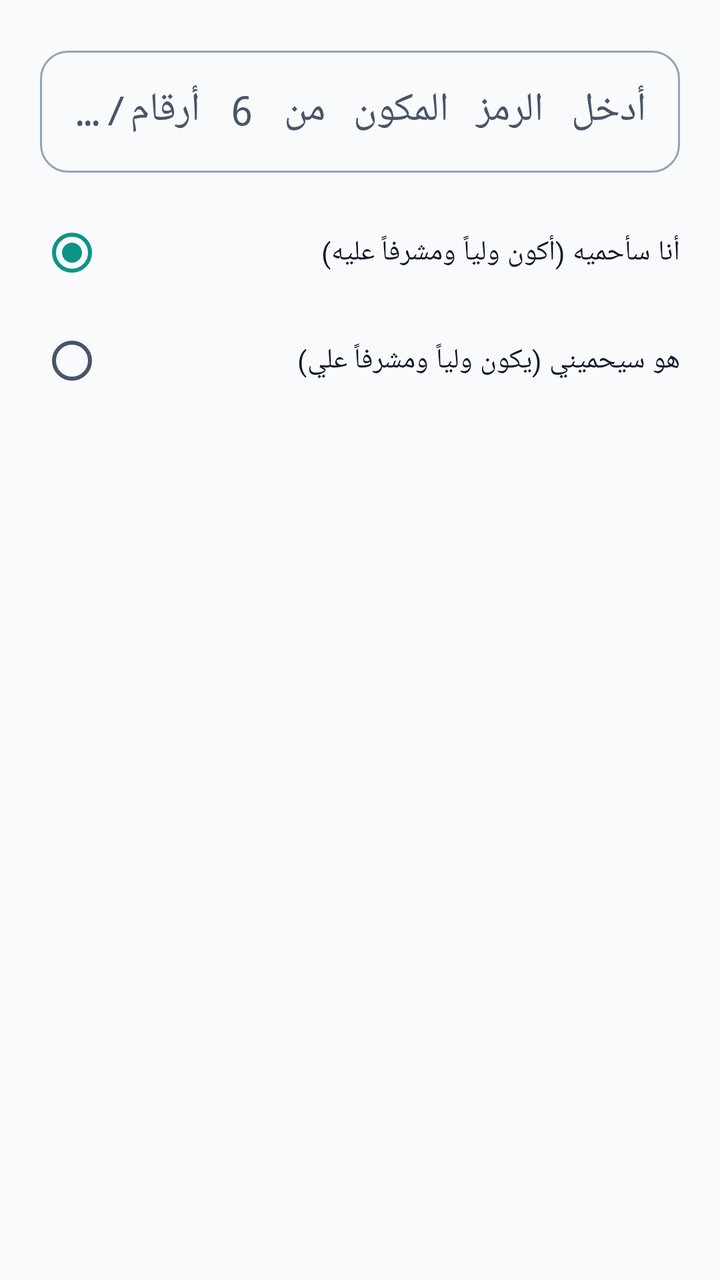
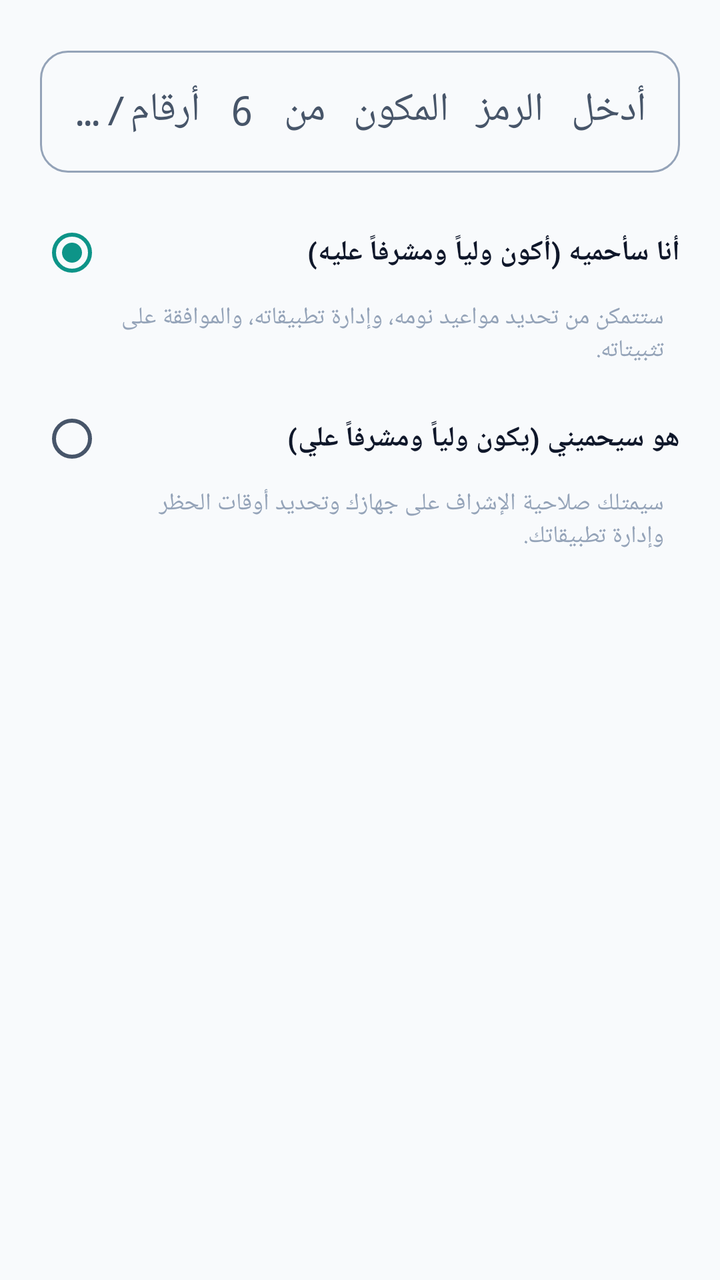

Compare the two renders of this Android layout. The source of the first and the diff that turns it into the second are given below.
<!-- AndroidManifest.xml: application theme Theme.Antiporn -->
<!-- res/layout/dialog_add_partner.xml -->
<?xml version="1.0" encoding="utf-8"?>
<LinearLayout xmlns:android="http://schemas.android.com/apk/res/android"
    xmlns:app="http://schemas.android.com/apk/res-auto"
    android:layout_width="match_parent"
    android:layout_height="wrap_content"
    android:orientation="vertical"
    android:padding="20dp">

    <com.google.android.material.textfield.TextInputLayout
        android:id="@+id/tilPartnerCode"
        style="@style/Widget.Material3.TextInputLayout.OutlinedBox"
        android:layout_width="match_parent"
        android:layout_height="wrap_content"
        android:hint="@string/dialog_add_partner_code_hint"
        app:boxCornerRadiusBottomEnd="14dp"
        app:boxCornerRadiusBottomStart="14dp"
        app:boxCornerRadiusTopEnd="14dp"
        app:boxCornerRadiusTopStart="14dp">

        <com.google.android.material.textfield.TextInputEditText
            android:id="@+id/etPartnerCode"
            android:layout_width="match_parent"
            android:layout_height="wrap_content"
            android:fontFamily="monospace"
            android:gravity="center"
            android:inputType="textCapCharacters"
            android:letterSpacing="0.1"
            android:maxLength="6"
            android:textSize="20sp" />
    </com.google.android.material.textfield.TextInputLayout>

    <RadioGroup
        android:id="@+id/rgPartnerRole"
        android:layout_width="match_parent"
        android:layout_height="wrap_content"
        android:layout_marginTop="16dp">

        <com.google.android.material.radiobutton.MaterialRadioButton
            android:id="@+id/rbAddAsWard"
            android:layout_width="match_parent"
            android:layout_height="wrap_content"
            android:checked="true"
            android:text="@string/dialog_add_as_ward"
            android:textColor="?attr/colorOnSurface"
            android:textSize="14sp" />

        <com.google.android.material.radiobutton.MaterialRadioButton
            android:id="@+id/rbAddAsGuardian"
            android:layout_width="match_parent"
            android:layout_height="wrap_content"
            android:layout_marginTop="6dp"
            android:text="@string/dialog_add_as_guardian"
            android:textColor="?attr/colorOnSurface"
            android:textSize="14sp" />
    </RadioGroup>

</LinearLayout>
<!-- resources referenced by this layout -->
<resources>
  <string name="dialog_add_as_guardian">هو سيحميني (يكون ولياً ومشرفاً علي)</string>
  <string name="dialog_add_as_ward">أنا سأحميه (أكون ولياً ومشرفاً عليه)</string>
  <string name="dialog_add_partner_code_hint">أدخل الرمز المكون من 6 أرقام/أحرف</string>
  <style name="Theme.Antiporn" parent="Theme.Material3.DayNight.NoActionBar">
          
          <item name="colorPrimary">@color/md_theme_light_primary</item>
          <item name="colorOnPrimary">@color/md_theme_light_onPrimary</item>
          <item name="colorPrimaryContainer">@color/md_theme_light_primaryContainer</item>
          <item name="colorOnPrimaryContainer">@color/md_theme_light_onPrimaryContainer</item>
  
          
          <item name="colorSecondary">@color/md_theme_light_secondary</item>
          <item name="colorOnSecondary">@color/md_theme_light_onSecondary</item>
          <item name="colorSecondaryContainer">@color/md_theme_light_secondaryContainer</item>
          <item name="colorOnSecondaryContainer">@color/md_theme_light_onSecondaryContainer</item>
  
          
          <item name="colorSurface">@color/md_theme_light_surface</item>
          <item name="colorOnSurface">@color/md_theme_light_onSurface</item>
          <item name="colorSurfaceVariant">@color/md_theme_light_surfaceVariant</item>
          <item name="colorOnSurfaceVariant">@color/md_theme_light_onSurfaceVariant</item>
          <item name="colorSurfaceContainer">@color/md_theme_light_surfaceContainer</item>
          <item name="colorSurfaceContainerHigh">@color/md_theme_light_surfaceContainerHigh</item>
          <item name="colorOutline">@color/md_theme_light_outline</item>
          <item name="colorOutlineVariant">@color/md_theme_light_outlineVariant</item>
  
          <item name="android:windowBackground">@color/md_theme_light_surface</item>
  
          
          <item name="materialAlertDialogTheme">@style/ThemeOverlay.Material3.MaterialAlertDialog</item>
  
          
          <item name="android:statusBarColor">@android:color/transparent</item>
          <item name="android:navigationBarColor">@android:color/transparent</item>
          <item name="android:windowLightStatusBar">true</item>
          <item name="android:windowLightNavigationBar" tools:targetApi="o_mr1">true</item>
      </style>
  <color name="md_theme_light_primary">#FF0D9488</color>
  <color name="md_theme_light_onPrimary">#FFFFFFFF</color>
  <color name="md_theme_light_primaryContainer">#FFCCFBF1</color>
  <color name="md_theme_light_onPrimaryContainer">#FF115E59</color>
  <color name="md_theme_light_secondary">#FF0284C7</color>
  <color name="md_theme_light_onSecondary">#FFFFFFFF</color>
  <color name="md_theme_light_secondaryContainer">#FFE0F2FE</color>
  <color name="md_theme_light_onSecondaryContainer">#FF0369A1</color>
  <color name="md_theme_light_surface">#FFF8FAFC</color>
  <color name="md_theme_light_onSurface">#FF0F172A</color>
  <color name="md_theme_light_surfaceVariant">#FFE2E8F0</color>
  <color name="md_theme_light_onSurfaceVariant">#FF475569</color>
  <color name="md_theme_light_surfaceContainer">#FFF1F5F9</color>
  <color name="md_theme_light_surfaceContainerHigh">#FFE2E8F0</color>
  <color name="md_theme_light_outline">#FF94A3B8</color>
  <color name="md_theme_light_outlineVariant">#FFE2E8F0</color>
</resources>

<!-- the commit's change to res/layout/dialog_add_partner.xml (unified diff, before → after) -->
@@ -42,16 +42,39 @@
             android:checked="true"
             android:text="@string/dialog_add_as_ward"
             android:textColor="?attr/colorOnSurface"
-            android:textSize="14sp" />
+            android:textSize="14sp"
+            android:textStyle="bold" />
+
+        <TextView
+            android:id="@+id/tvWardDesc"
+            android:layout_width="match_parent"
+            android:layout_height="wrap_content"
+            android:layout_marginStart="32dp"
+            android:layout_marginEnd="8dp"
+            android:layout_marginBottom="8dp"
+            android:text="@string/dialog_add_as_ward_desc"
+            android:textColor="?attr/colorOutline"
+            android:textSize="12sp" />
 
         <com.google.android.material.radiobutton.MaterialRadioButton
             android:id="@+id/rbAddAsGuardian"
             android:layout_width="match_parent"
             android:layout_height="wrap_content"
-            android:layout_marginTop="6dp"
+            android:layout_marginTop="4dp"
             android:text="@string/dialog_add_as_guardian"
             android:textColor="?attr/colorOnSurface"
-            android:textSize="14sp" />
+            android:textSize="14sp"
+            android:textStyle="bold" />
+
+        <TextView
+            android:id="@+id/tvGuardianDesc"
+            android:layout_width="match_parent"
+            android:layout_height="wrap_content"
+            android:layout_marginStart="32dp"
+            android:layout_marginEnd="8dp"
+            android:text="@string/dialog_add_as_guardian_desc"
+            android:textColor="?attr/colorOutline"
+            android:textSize="12sp" />
     </RadioGroup>
 
 </LinearLayout>
<!-- resource entries referenced after the edit -->
@@ -1,7 +1,9 @@
 <!-- resources referenced by this layout -->
 <resources>
   <string name="dialog_add_as_guardian">هو سيحميني (يكون ولياً ومشرفاً علي)</string>
+  <string name="dialog_add_as_guardian_desc">سيمتلك صلاحية الإشراف على جهازك وتحديد أوقات الحظر وإدارة تطبيقاتك.</string>
   <string name="dialog_add_as_ward">أنا سأحميه (أكون ولياً ومشرفاً عليه)</string>
+  <string name="dialog_add_as_ward_desc">ستتمكن من تحديد مواعيد نومه، وإدارة تطبيقاته، والموافقة على تثبيتاته.</string>
   <string name="dialog_add_partner_code_hint">أدخل الرمز المكون من 6 أرقام/أحرف</string>
   <style name="Theme.Antiporn" parent="Theme.Material3.DayNight.NoActionBar">
           
